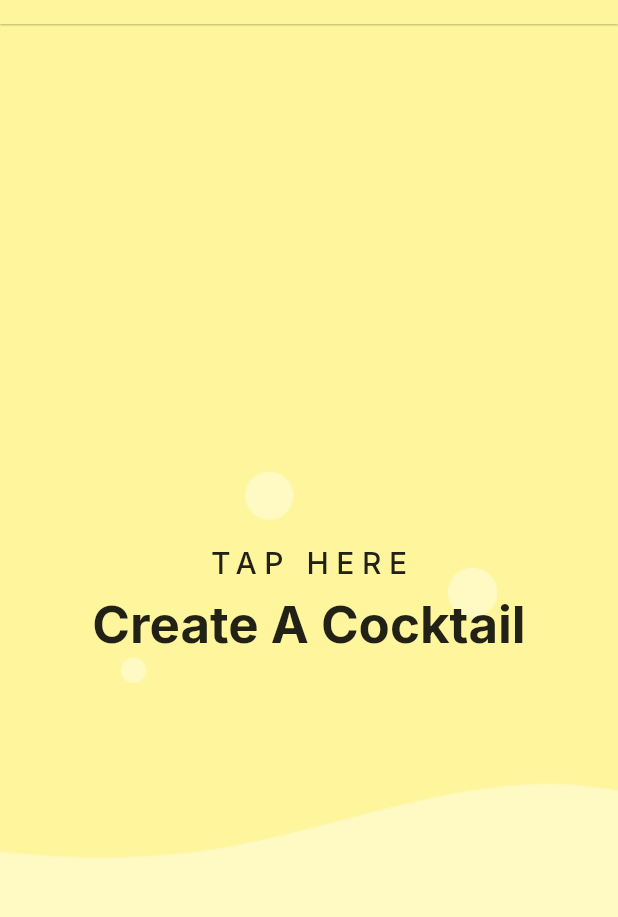
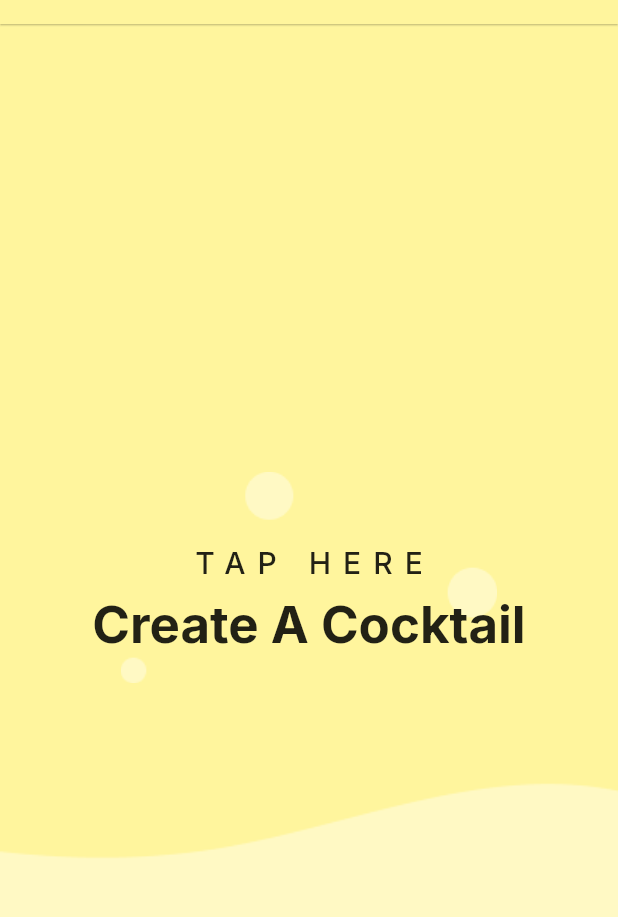
Before and after one commit to mushfikurr/cocktailer, a Flutter app: the screen it shows after launch, on a phone screen of 412 x 824 dp, the part 60-977 px from its top. Run offline on Flutter 3.47's test engine with Material 2 defaults, Android fonts, the phone set to English and light mode, and no system bars; our stand-ins replace google_fonts.

Commit message:
Make homepage a stateless widget

```diff
--- a/lib/main.dart
+++ b/lib/main.dart
@@ -10,7 +10,6 @@ void main() {
 class MyApp extends StatelessWidget {
   const MyApp({Key? key}) : super(key: key);
 
-  // This widget is the root of your application.
   @override
   Widget build(BuildContext context) {
     return MaterialApp(
@@ -18,27 +17,14 @@ class MyApp extends StatelessWidget {
           primarySwatch: cocktail,
           scaffoldBackgroundColor: cocktail.shade500,
           textTheme: GoogleFonts.interTextTheme(Theme.of(context).textTheme)),
-      home: const MyHomePage(title: 'cocktailer.'),
+      home: const MyHomePage(),
       debugShowCheckedModeBanner: false,
     );
   }
 }
 
-class MyHomePage extends StatefulWidget {
-  const MyHomePage({super.key, required this.title});
-  final String title;
-
-  @override
-  State<MyHomePage> createState() => _MyHomePageState();
-}
-
-class _MyHomePageState extends State<MyHomePage> {
-  int _counter = 0;
-  void _incrementCounter() {
-    setState(() {
-      _counter++;
-    });
-  }
+class MyHomePage extends StatelessWidget {
+  const MyHomePage({super.key});
 
   @override
   Widget build(BuildContext context) {
@@ -47,7 +33,7 @@ class _MyHomePageState extends State<MyHomePage> {
           centerTitle: true,
           backgroundColor: Theme.of(context).colorScheme.primary,
           elevation: 0.5,
-          title: Text(widget.title),
+          title: const Text("cocktailer."),
           titleTextStyle: Theme.of(context)
               .textTheme
               .headlineSmall
@@ -85,7 +71,7 @@ class _MyHomePageState extends State<MyHomePage> {
                           style: Theme.of(context)
                               .textTheme
                               .titleLarge
-                              ?.copyWith(letterSpacing: 5)),
+                              ?.copyWith(letterSpacing: 8)),
                       const SizedBox(height: 8),
                       Text(
                         'Create A Cocktail',
```
